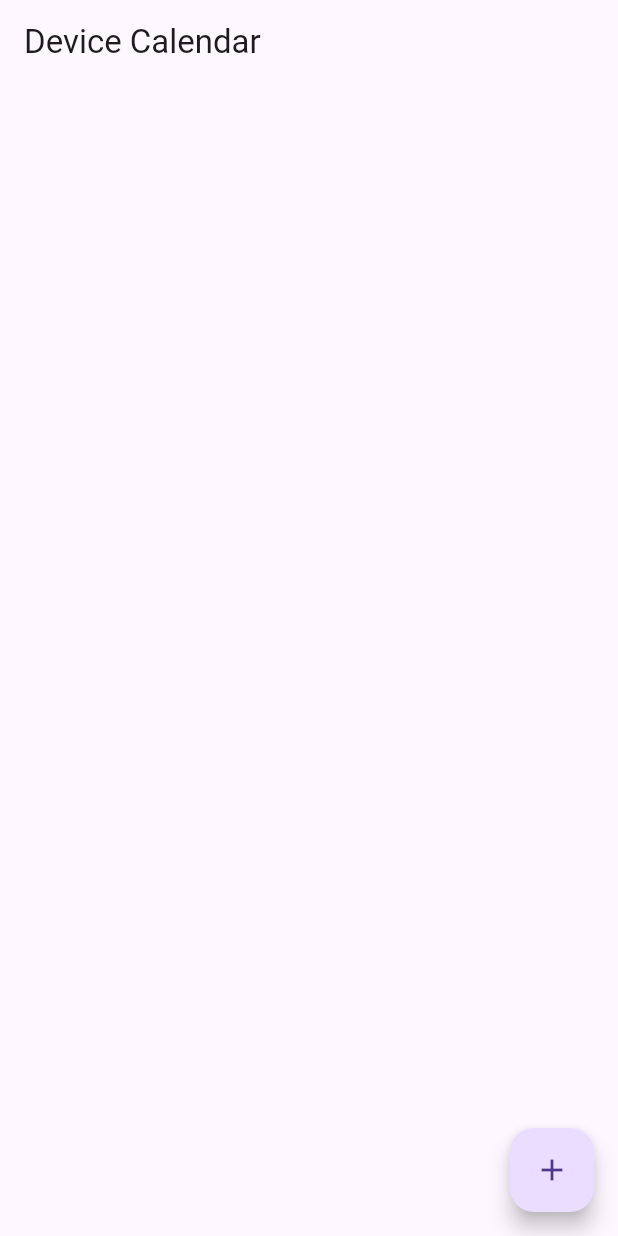
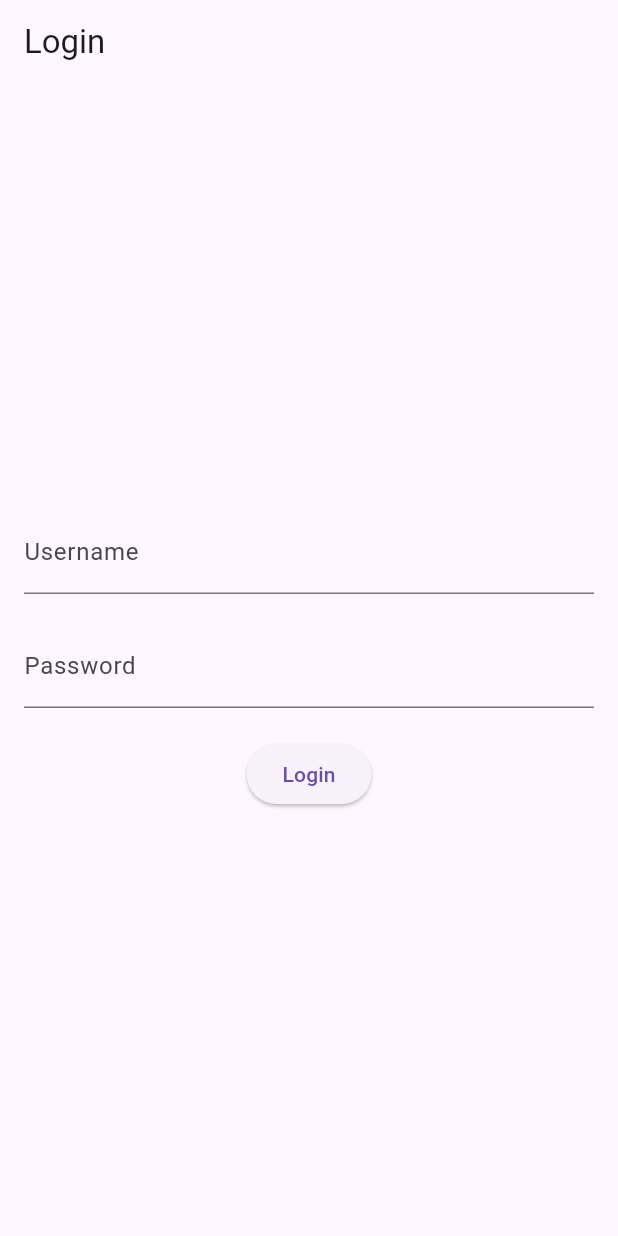
Before and after one commit to bimogempar/learn-flutter, a Flutter app: the screen it shows after launch, on a phone screen of 412 x 824 dp. Run offline on Flutter 3.47's test engine with Material 3 defaults, Android fonts, the phone set to English and light mode, and no system bars; our stand-ins replace get, shared_preferences.

Commit message:
feat: new feat for auth with save token locally

```diff
--- a/lib/main.dart
+++ b/lib/main.dart
@@ -1,49 +1,160 @@
-// ignore_for_file: library_private_types_in_public_api
+// main.dart
+import 'package:flutter/material.dart';
+import 'package:get/get.dart';
+import 'package:http/http.dart' as http;
+import 'dart:convert';
+import 'package:shared_preferences/shared_preferences.dart';
 
-import 'package:flutter/material.dart';
-
-void main() => runApp(const MyApp());
+void main() async {
+  Get.put(TokenService());
+  WidgetsFlutterBinding.ensureInitialized();
+  await TokenService.to.init();
+  runApp(MyApp());
+}
 
 class MyApp extends StatelessWidget {
-  const MyApp({super.key});
-
   @override
   Widget build(BuildContext context) {
-    return MaterialApp(
-      title: 'Flutter Device Calendar',
+    return GetMaterialApp(
+      title: 'Flutter JWT Auth with GetX',
       theme: ThemeData(
         primarySwatch: Colors.blue,
       ),
-      home: const MyHomePage(),
+      home: FutureBuilder(
+        future: TokenService.to.loadToken(),
+        builder: (context, snapshot) {
+          if (snapshot.connectionState == ConnectionState.waiting) {
+            return CircularProgressIndicator();
+          } else {
+            if (snapshot.hasData && snapshot.data != null) {
+              return HomePage();
+            } else {
+              return LoginPage();
+            }
+          }
+        },
+      ),
     );
   }
 }
 
-class MyHomePage extends StatefulWidget {
-  const MyHomePage({super.key});
+class LoginPage extends StatelessWidget {
+  final TextEditingController _usernameController = TextEditingController();
+  final TextEditingController _passwordController = TextEditingController();
 
-  @override
-  _MyHomePageState createState() => _MyHomePageState();
-}
+  Future<void> _login() async {
+    // final String username = _usernameController.text.trim();
+    // final String password = _passwordController.text.trim();
+    final String username = 'kminchelle';
+    final String password = '0lelplR';
 
-class _MyHomePageState extends State<MyHomePage> {
+    final response = await http.post(
+      Uri.parse('https://dummyjson.com/auth/login'),
+      body: {
+        'username': username,
+        'password': password,
+      },
+    );
+
+    if (response.statusCode == 200) {
+      final Map<String, dynamic> responseData = json.decode(response.body);
+      final String token = responseData['token'];
+
+      print("THIS RESPONSE DATA ${responseData}");
+
+      // Save token locally
+      TokenService.to.saveToken(token);
+
+      // Navigate to the home page
+      Get.offAll(HomePage());
+    } else {
+      Get.snackbar(
+        'Login Failed',
+        'Invalid username or password',
+        snackPosition: SnackPosition.BOTTOM,
+      );
+    }
+  }
+
   @override
   Widget build(BuildContext context) {
     return Scaffold(
       appBar: AppBar(
-        title: const Text("Device Calendar"),
+        title: Text('Login'),
       ),
-      body: const Center(
+      body: Padding(
+        padding: EdgeInsets.all(16.0),
         child: Column(
           mainAxisAlignment: MainAxisAlignment.center,
-          children: <Widget>[],
+          children: [
+            TextField(
+              controller: _usernameController,
+              decoration: InputDecoration(labelText: 'Username'),
+            ),
+            SizedBox(height: 20),
+            TextField(
+              controller: _passwordController,
+              obscureText: true,
+              decoration: InputDecoration(labelText: 'Password'),
+            ),
+            SizedBox(height: 20),
+            ElevatedButton(
+              onPressed: _login,
+              child: Text('Login'),
+            ),
+          ],
         ),
-      ),
-      floatingActionButton: FloatingActionButton(
-        onPressed: () {},
-        tooltip: 'Increment',
-        child: const Icon(Icons.add),
       ),
     );
   }
 }
+
+class HomePage extends StatelessWidget {
+  void _logout() {
+    TokenService.to.deleteToken();
+    Get.offAll(LoginPage());
+  }
+
+  @override
+  Widget build(BuildContext context) {
+    return Scaffold(
+      appBar: AppBar(
+        title: Text('Home'),
+        actions: [
+          ElevatedButton(
+            onPressed: _logout,
+            child: Text('Logout'),
+            style: ButtonStyle(
+              backgroundColor: MaterialStateProperty.all(Colors.red),
+            ),
+          ),
+        ],
+      ),
+      body: Center(
+        child: Text('Welcome! You are logged in.'),
+      ),
+    );
+  }
+}
+
+class TokenService extends GetxService {
+  static TokenService get to => Get.find();
+
+  late SharedPreferences _prefs;
+
+  Future<void> init() async {
+    _prefs = await SharedPreferences.getInstance();
+  }
+
+  Future<void> saveToken(String token) async {
+    await _prefs.setString('token', token);
+  }
+
+  Future<String?> loadToken() async {
+    return _prefs.getString('token');
+  }
+
+  Future<void> deleteToken() async {
+    await _prefs.remove('token');
+  }
+}
--- a/pubspec.yaml
+++ b/pubspec.yaml
@@ -37,6 +37,9 @@ dependencies:
   pusher_channels_flutter: ^2.2.1
   shared_preferences: ^2.2.2
   awesome_notifications: ^0.9.2
+  get: ^4.6.6
+  get_storage: ^2.1.1
+  http: ^1.2.1
 
 dev_dependencies:
   flutter_test:
```
Also changed, not shown: pubspec.lock, 3 other files.
